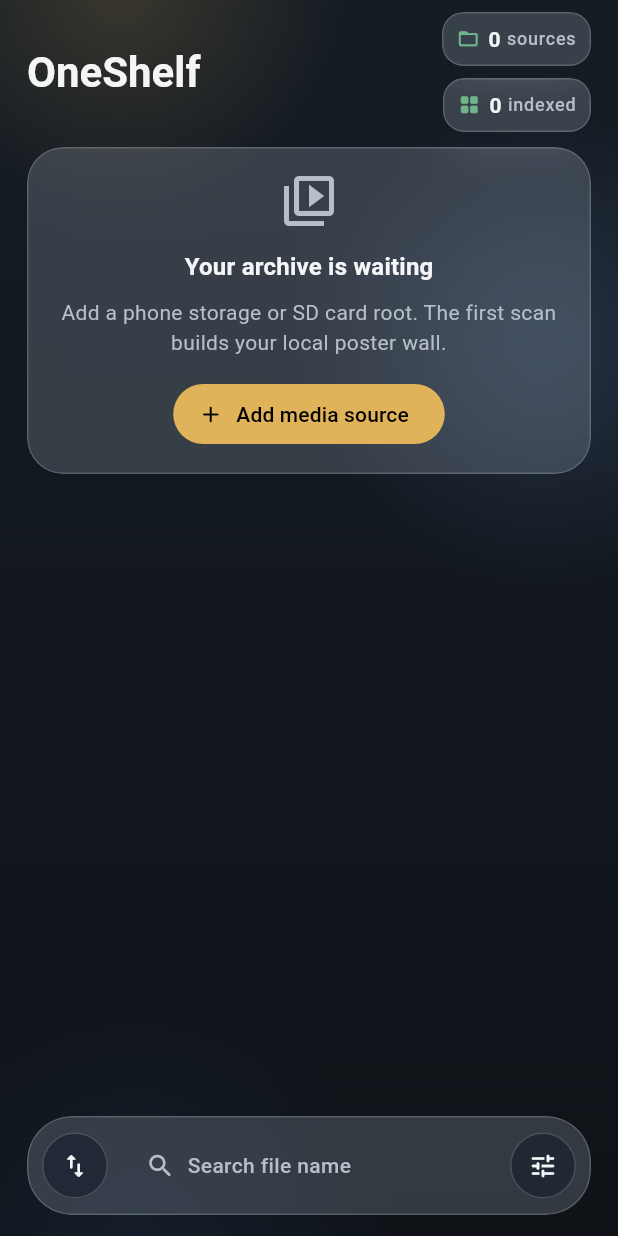
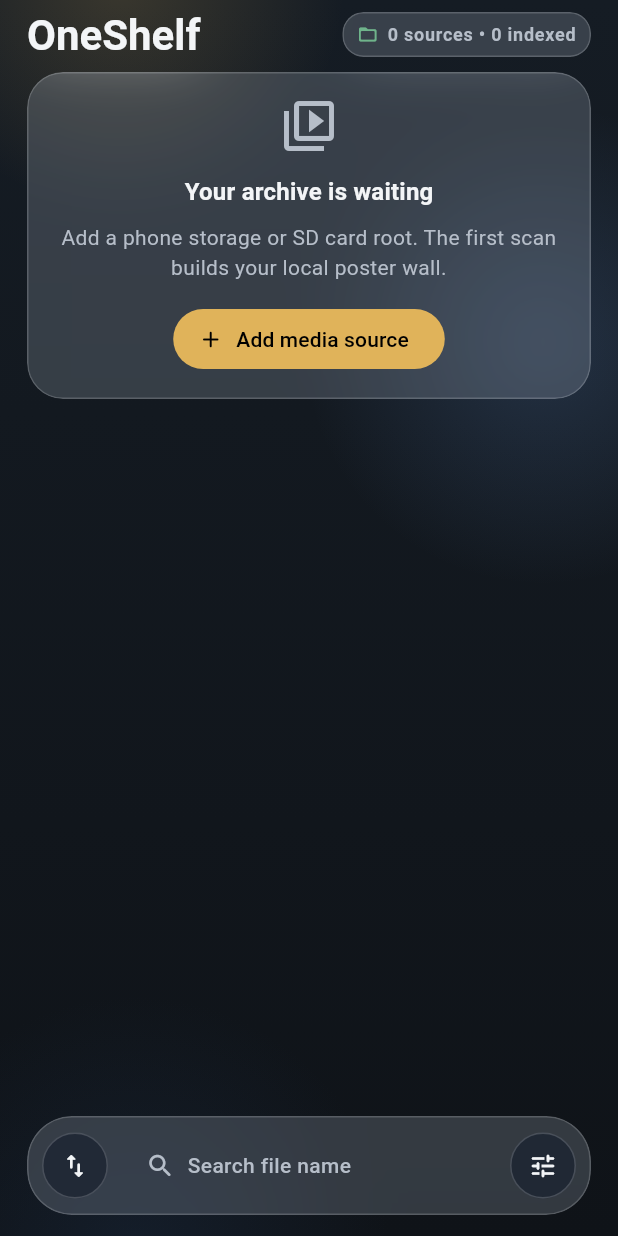
Before and after one commit to BenjaminNH/OneShelf, a Flutter app: the screen it shows after launch, on a phone screen of 412 x 824 dp. Run offline on Flutter 3.47's test engine with Material 3 defaults, Android fonts, the phone set to English and light mode, and no system bars; our stand-ins replace drift, drift_flutter, flutter_riverpod, video_player; missing offline and left inert: docman; accounts and stored records are empty; generated files the repository leaves out were written again; Roboto replaces fonts that are missing (Noto Sans SC).

Commit message:
fix: refine library header and poster labels

```diff
--- a/lib/src/features/library/presentation/library_home_page.dart
+++ b/lib/src/features/library/presentation/library_home_page.dart
@@ -205,67 +205,40 @@
             Flexible(
               child: Align(
                 alignment: Alignment.centerRight,
-                child: Wrap(
-                  spacing: 8,
-                  runSpacing: 8,
-                  alignment: WrapAlignment.end,
-                  children: <Widget>[
-                    _MetricPill(
-                      icon: Icons.folder_open_rounded,
-                      value: sourceCount,
-                      label: 'sources',
+                child: GlassPanel(
+                  padding: const EdgeInsets.symmetric(
+                    horizontal: 10,
+                    vertical: 7,
+                  ),
+                  borderRadius: BorderRadius.circular(14),
+                  child: FittedBox(
+                    fit: BoxFit.scaleDown,
+                    child: Row(
+                      mainAxisSize: MainAxisSize.min,
+                      children: <Widget>[
+                        const Icon(
+                          Icons.folder_open_rounded,
+                          size: 14,
+                          color: AppPalette.success,
+                        ),
+                        const SizedBox(width: 6),
+                        Text(
+                          '$sourceCount sources • $mediaCount indexed',
+                          maxLines: 1,
+                          style: textTheme.labelMedium?.copyWith(
+                            color: AppPalette.textSecondary,
+                            fontWeight: FontWeight.w600,
+                          ),
+                        ),
+                      ],
                     ),
-                    _MetricPill(
-                      icon: Icons.grid_view_rounded,
-                      value: mediaCount,
-                      label: 'indexed',
-                    ),
-                  ],
+                  ),
                 ),
               ),
             ),
           ],
         ),
       ],
-    );
-  }
-}
-
-class _MetricPill extends StatelessWidget {
-  const _MetricPill({
-    required this.icon,
-    required this.value,
-    required this.label,
-  });
-
-  final IconData icon;
-  final int value;
-  final String label;
-
-  @override
-  Widget build(BuildContext context) {
-    final textTheme = Theme.of(context).textTheme;
-    return GlassPanel(
-      padding: const EdgeInsets.symmetric(horizontal: 10, vertical: 8),
-      borderRadius: BorderRadius.circular(14),
-      child: Row(
-        mainAxisSize: MainAxisSize.min,
-        children: <Widget>[
-          Icon(icon, size: 15, color: AppPalette.success),
-          const SizedBox(width: 6),
-          Text(
-            '$value',
-            style: textTheme.labelLarge?.copyWith(fontWeight: FontWeight.w700),
-          ),
-          const SizedBox(width: 4),
-          Text(
-            label,
-            style: textTheme.labelMedium?.copyWith(
-              color: AppPalette.textSecondary,
-            ),
-          ),
-        ],
-      ),
     );
   }
 }
```
Also changed, not shown: lib/src/features/library/presentation/widgets/poster_tile.dart (+9 -28 lines), lib/src/features/sources/presentation/media_sources_page.dart (+40 -15 lines), 1 other file.
